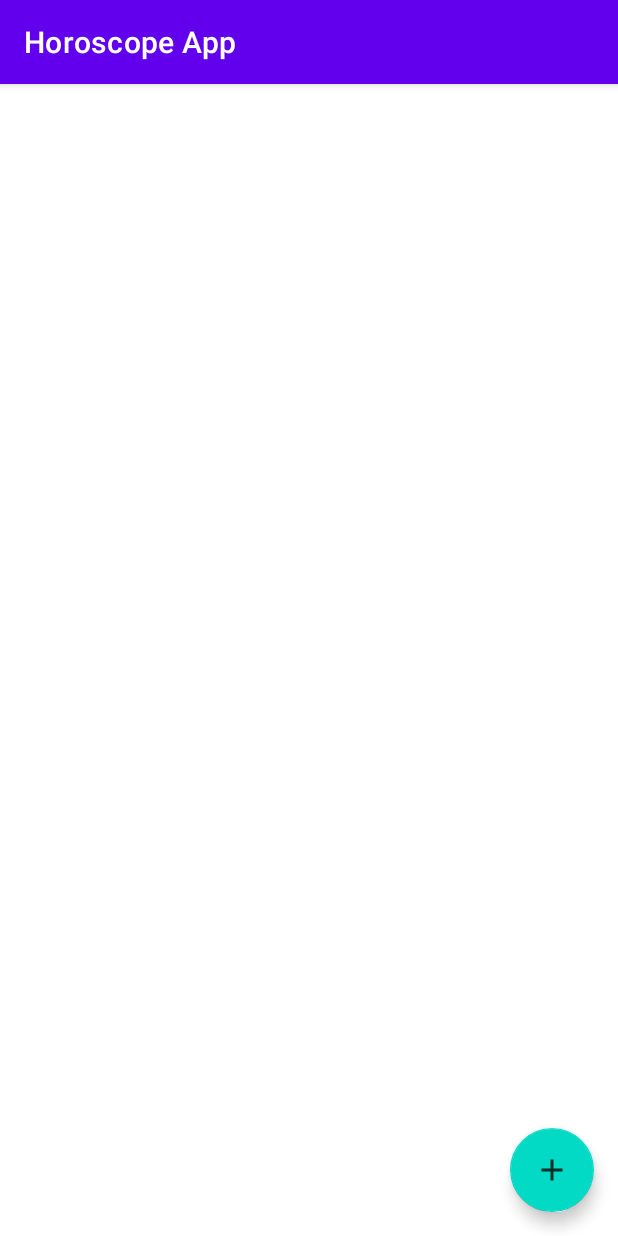
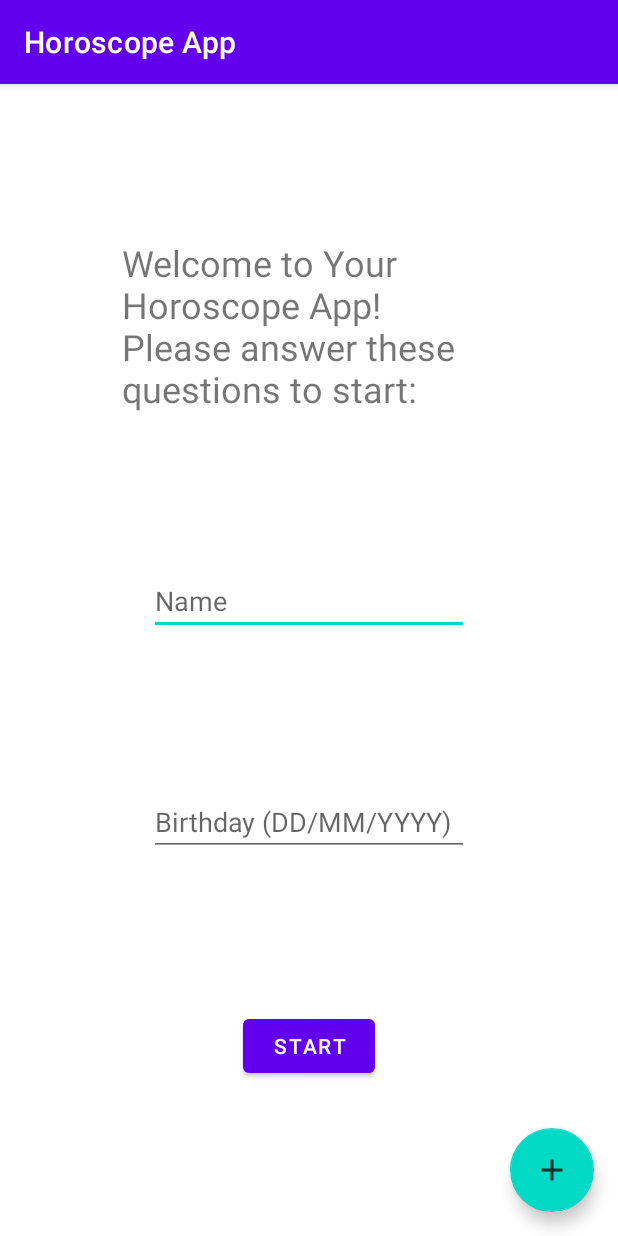
Before and after one commit to SamJR130/HoroscopeApp, an Android app: the screen it shows after launch (MainActivity), on a phone screen of 412 x 824 dp. Run offline under Robolectric (Android 15) with nearby library versions, the phone set to English and light mode, and no system bars; 1 statement that could not run was skipped.

Commit message:
lol change

```diff
--- a/app/build.gradle
+++ b/app/build.gradle
@@ -9,7 +9,7 @@ android {
     compileSdk 32
 
     defaultConfig {
-        applicationId "com.hfad.quizzo"
+        applicationId "com.hfad.horoscopeapp"
         minSdk 21
         targetSdk 32
         versionCode 1
--- a/app/src/main/java/com/hfad/horoscopeapp/FirstFragment.java
+++ b/app/src/main/java/com/hfad/horoscopeapp/FirstFragment.java
@@ -4,34 +4,87 @@ import android.os.Bundle;
 
 import androidx.fragment.app.Fragment;
 import androidx.navigation.Navigation;
+import androidx.recyclerview.widget.LinearLayoutManager;
+import androidx.recyclerview.widget.RecyclerView;
 
 import android.view.LayoutInflater;
 import android.view.View;
 import android.view.ViewGroup;
 import android.widget.Button;
+import android.widget.TextView;
+
+import com.google.android.material.floatingactionbutton.FloatingActionButton;
 
 
 public class FirstFragment extends Fragment {
+
 
 
     @Override
     public View onCreateView(LayoutInflater inflater, ViewGroup container,
                              Bundle savedInstanceState) {
         // Inflate the layout for this fragment
+
+        System.out.println("DONE CREATING A SINGLE ROWS VIEW");
         View view = inflater.inflate(R.layout.fragment_first, container, false);
 
 
+        setUpRecyclerView();
+
+        FloatingActionButton btnAdd = view.findViewById(R.id.fab);
+
+        btnAdd.setOnClickListener(new View.OnClickListener() {
+            @Override
+            public void onClick(View view) {
+
+                DialogNewPerson dialog = new DialogNewPerson();
+                dialog.show(getParentFragmentManager(), "");
+            }
+        });
+
+
         Button start = view.findViewById(R.id.btnStart);
+        TextView tvFName = view.findViewById(R.id.tvFirstName);
+        TextView tvFBirthday = view.findViewById(R.id.tvFirstBirthday);
+
+        //FloatingActionButton btnAdd = view.findViewById(R.id.fab);
 
         start.setOnClickListener(new View.OnClickListener() {
             @Override
             public void onClick(View view) {
 
-                Navigation.findNavController(view).navigate(R.id.action_firstFragment_to_mainActivity);
+                String name = tvFName.getText().toString();
+                String birthday = tvFBirthday.getText().toString();
+
+
+
+
+                FirstFragmentDirections.ActionFirstFragmentToLayoutPersonFragment action =
+                        FirstFragmentDirections.actionFirstFragmentToLayoutPersonFragment(name, birthday);
+
+
+                Navigation.findNavController(view).navigate(action);
             }
         });
 
 
         return view;
     }
+
+
+    private void setUpRecyclerView()
+    {
+        RecyclerView rv =   (RecyclerView) getView().findViewById(R.id.recyclerView);
+/*
+        //adapter
+        //Adapter adapter = new Adapter(getSupportFragmentManager(), Database.getNotes());
+        horoscopeAdapter adapter = new horoscopeAdapter(this, Database.getAllPeople());
+        rv.setAdapter(adapter);
+
+        //manager connects
+
+        LinearLayoutManager layoutManager = new LinearLayoutManager(this.getContext());
+        layoutManager.setOrientation(RecyclerView.VERTICAL);
+        rv.setLayoutManager(layoutManager);*/
+    }
 }
--- a/app/src/main/java/com/hfad/horoscopeapp/MainActivity.java
+++ b/app/src/main/java/com/hfad/horoscopeapp/MainActivity.java
@@ -1,3 +1,4 @@
+
 package com.hfad.horoscopeapp;
 
 import androidx.appcompat.app.AppCompatActivity;
@@ -13,11 +14,12 @@ public class MainActivity extends AppCompatActivity {
     @Override
     protected void onCreate(Bundle savedInstanceState)
     {
+        System.out.println("IT GETS HERE");
         super.onCreate(savedInstanceState);
         setContentView(R.layout.activity_main);
 
+/*
         setUpRecyclerView();
-
         FloatingActionButton btnAdd = findViewById(R.id.fab);
 
         btnAdd.setOnClickListener(new View.OnClickListener() {
@@ -27,9 +29,9 @@ public class MainActivity extends AppCompatActivity {
                 DialogNewPerson dialog = new DialogNewPerson();
                 dialog.show(getSupportFragmentManager(), "");
             }
-        });
+        });*/
     }
-
+/*
     private void setUpRecyclerView()
     {
         RecyclerView rv = findViewById(R.id.recyclerView);
@@ -44,5 +46,5 @@ public class MainActivity extends AppCompatActivity {
         LinearLayoutManager layoutManager = new LinearLayoutManager(this);
         layoutManager.setOrientation(RecyclerView.VERTICAL);
         rv.setLayoutManager(layoutManager);
-    }
+    }*/
 }
--- a/app/src/main/res/layout/activity_main.xml
+++ b/app/src/main/res/layout/activity_main.xml
@@ -1,11 +1,18 @@
 <?xml version="1.0" encoding="utf-8"?>
-<androidx.constraintlayout.widget.ConstraintLayout xmlns:android="http://schemas.android.com/apk/res/android"
+<androidx.fragment.app.FragmentContainerView
+
+    xmlns:android="http://schemas.android.com/apk/res/android"
     xmlns:app="http://schemas.android.com/apk/res-auto"
     xmlns:tools="http://schemas.android.com/tools"
+    android:id="@+id/nav_host_fragment"
     android:layout_width="match_parent"
     android:layout_height="match_parent"
+    android:name="androidx.navigation.fragment.NavHostFragment"
+    app:navGraph="@navigation/nav_graph"
+    app:defaultNavHost="true"
     tools:context=".MainActivity">
 
+    <!--
     <androidx.recyclerview.widget.RecyclerView
         android:id="@+id/recyclerView"
         android:layout_width="match_parent"
@@ -26,6 +33,6 @@
         app:layout_constraintEnd_toEndOf="parent"
         app:layout_constraintHorizontal_bias="1.0"
         app:layout_constraintStart_toStartOf="parent"
-        app:srcCompat="@drawable/ic_add" />
+        app:srcCompat="@drawable/ic_add" />-->
 
-</androidx.constraintlayout.widget.ConstraintLayout>
+</androidx.fragment.app.FragmentContainerView>
--- a/app/src/main/res/layout/fragment_first.xml
+++ b/app/src/main/res/layout/fragment_first.xml
@@ -8,7 +8,7 @@
 
     <TextView
         android:id="@+id/tvTitleInfo"
-        android:layout_width="wrap_content"
+        android:layout_width="250dp"
         android:layout_height="wrap_content"
         android:text="Welcome to Your Horoscope App!\nPlease answer these questions to start:"
         android:textSize="24sp"
@@ -57,5 +57,26 @@
         app:layout_constraintStart_toStartOf="parent"
         app:layout_constraintTop_toBottomOf="@+id/tvFirstBirthday" />
 
+    <androidx.recyclerview.widget.RecyclerView
+        android:id="@+id/recyclerView"
+        android:layout_width="match_parent"
+        android:layout_height="0dp"
+        android:padding="3dp"
+        app:layout_constraintBottom_toBottomOf="parent"
+        app:layout_constraintLeft_toLeftOf="parent"
+        app:layout_constraintRight_toRightOf="parent"
+        app:layout_constraintTop_toTopOf="parent"/>
+
+    <com.google.android.material.floatingactionbutton.FloatingActionButton
+        android:id="@+id/fab"
+        android:layout_width="wrap_content"
+        android:layout_height="wrap_content"
+        android:layout_gravity="bottom|end"
+        android:layout_margin="16dp"
+        app:layout_constraintBottom_toBottomOf="parent"
+        app:layout_constraintEnd_toEndOf="parent"
+        app:layout_constraintHorizontal_bias="1.0"
+        app:layout_constraintStart_toStartOf="parent"
+        app:srcCompat="@drawable/ic_add" />
 
 </androidx.constraintlayout.widget.ConstraintLayout>
--- a/app/src/main/res/navigation/nav_graph.xml
+++ b/app/src/main/res/navigation/nav_graph.xml
@@ -11,12 +11,19 @@
         android:label="fragment_first"
         tools:layout="@layout/fragment_first" >
         <action
-            android:id="@+id/action_firstFragment_to_mainActivity"
-            app:destination="@id/mainActivity" />
+            android:id="@+id/action_firstFragment_to_layoutPersonFragment"
+            app:destination="@id/layoutPersonFragment" />
     </fragment>
-    <activity
-        android:id="@+id/mainActivity"
-        android:name="com.hfad.horoscopeapp.MainActivity"
-        android:label="activity_main"
-        tools:layout="@layout/activity_main" />
+    <fragment
+        android:id="@+id/layoutPersonFragment"
+        android:name="com.hfad.horoscopeapp.LayoutPersonFragment"
+        android:label="fragment_layout_person"
+        tools:layout="@layout/fragment_layout_person" >
+        <argument
+            android:name="firstName"
+            app:argType="string" />
+        <argument
+            android:name="firstBirthday"
+            app:argType="string" />
+    </fragment>
 </navigation>
```
Also changed, not shown: app/src/main/java/com/hfad/horoscopeapp/LayoutPersonFragment.java (added, +64 -0 lines), app/src/main/java/com/hfad/horoscopeapp/horoscopeAdapter.java (+11 -8 lines), app/src/main/res/layout/fragment_layout_person.xml (added, +75 -0 lines).
